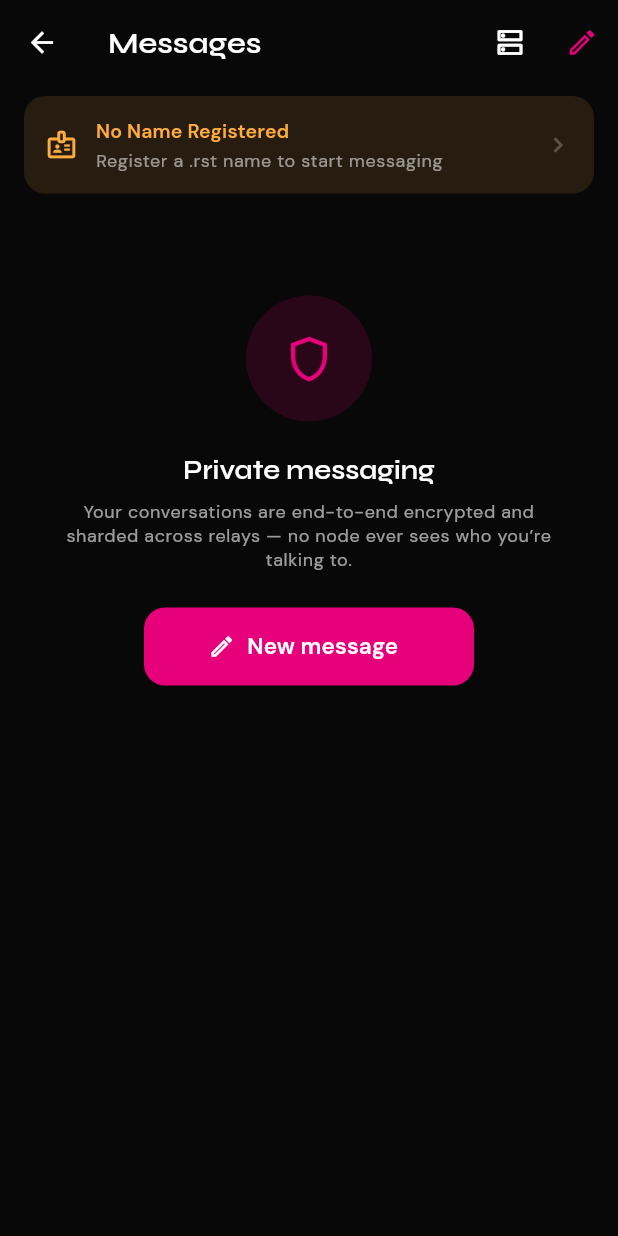
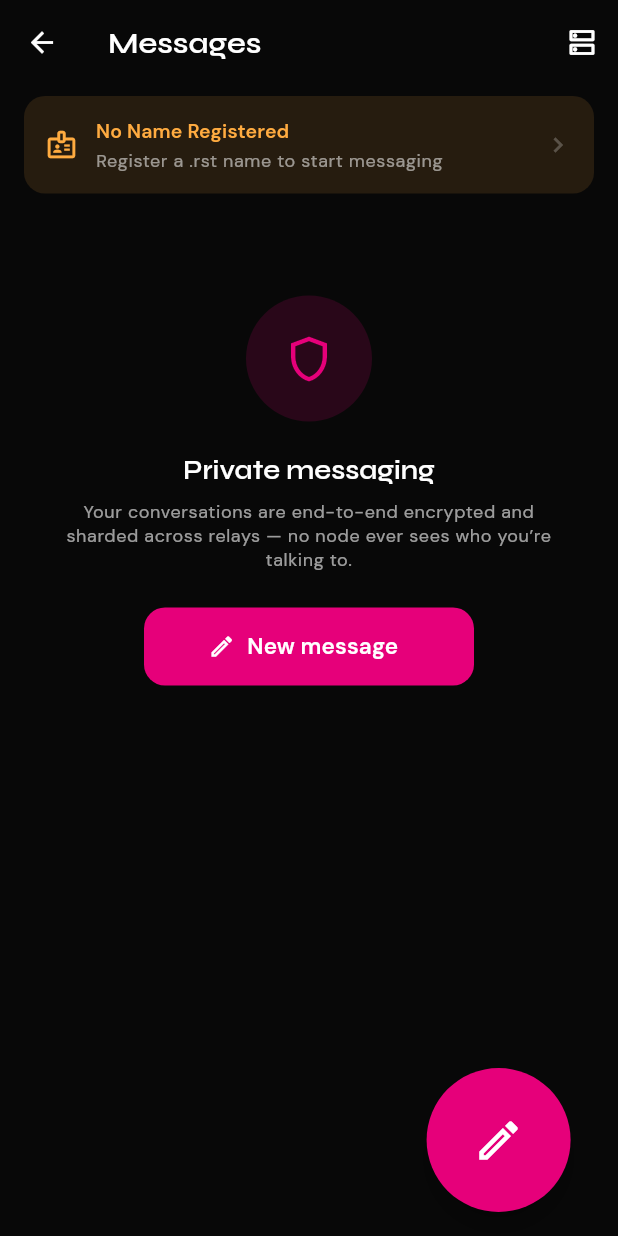
Before and after one commit to prodigalwon/dotwave, a Flutter app: the MessagesTab screen opened directly with empty values, on a phone screen of 412 x 824 dp. Run offline on Flutter 3.47's test engine with Material 3 defaults, Android fonts, the phone set to English and light mode, and no system bars; our stand-ins replace file_picker, flutter_secure_storage, google_fonts, google_sign_in, local_auth and 1 more; missing offline and left inert: dart:ffi, flutter_rust_bridge, googleapis, no_screenshot, webdav_client; accounts and stored records are empty.

Commit message:
dotwave messaging-facelift: float the new-message pencil bottom-right
Move the new-message action out of the AppBar (relay-node icon stays) to a
circular FloatingActionButton.large pinned to the bottom of the body, just
above HomeShell's nav bar, pulled 20% in from the right edge toward centre.
Placed via fractional Alignment(0.8, 1.0) + a small dp margin — no pixel
positioning, so it lands in the same relative spot on every screen size.

Co-Authored-By: Claude Opus 4.8 (1M context) <noreply@anthropic.com>

```diff
--- a/lib/screens/messages_tab.dart
+++ b/lib/screens/messages_tab.dart
@@ -187,16 +187,13 @@ class _MessagesTabState extends State<MessagesTab> {
             icon: const Icon(Icons.dns_outlined),
             onPressed: _showNodeSheet,
           ),
-          IconButton(
-            tooltip: 'New message',
-            icon: const Icon(Icons.edit_outlined, color: AppTheme.pink),
-            onPressed: _showNewMessageSheet,
-          ),
         ],
       ),
       body: SafeArea(
         top: false,
-        child: RefreshIndicator(
+        child: Stack(
+          children: [
+            RefreshIndicator(
               color: AppTheme.pink,
               backgroundColor: AppTheme.surface2,
               onRefresh: _refresh,
@@ -246,6 +243,27 @@ class _MessagesTabState extends State<MessagesTab> {
                     ],
                   ],
                 ),
+            ),
+            // New-message pencil — pinned to the bottom of the body (just above
+            // HomeShell's nav bar) with a small standard margin, and pulled 20%
+            // in from the right edge toward centre via fractional Alignment. No
+            // pixel positioning → uniform across screen sizes.
+            Align(
+              alignment: const Alignment(0.8, 1.0),
+              child: Padding(
+                padding: const EdgeInsets.only(bottom: 16),
+                child: FloatingActionButton.large(
+                  heroTag: 'newMessageFab',
+                  tooltip: 'New message',
+                  backgroundColor: AppTheme.pink,
+                  foregroundColor: Colors.white,
+                  shape: const CircleBorder(),
+                  onPressed: _showNewMessageSheet,
+                  child: const Icon(Icons.edit_outlined, size: 34),
+                ),
+              ),
+            ),
+          ],
         ),
       ),
     );
```
Lines whose indentation alone changed are shown as unchanged.
